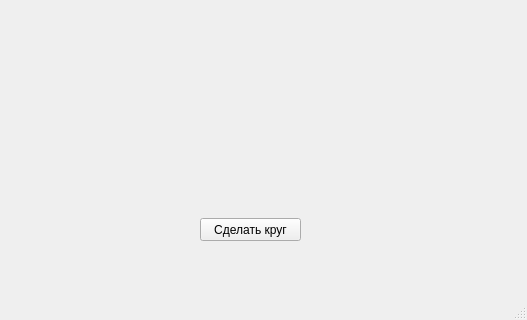
Qt form UI.ui (ArtloK-7516405/git_project1) before a commit; both pictures show x 0 to 527 and y 272 to 592 of the 527 by 592 pixel window.
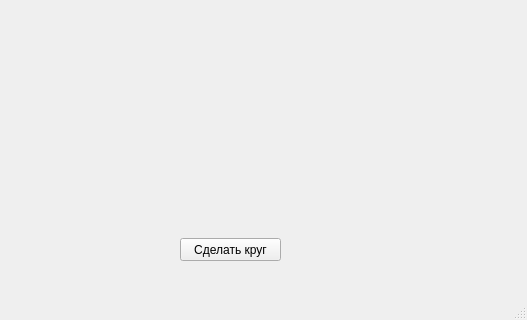
The same form after that commit.

```diff
--- a/UI.ui
+++ b/UI.ui
@@ -17,8 +17,8 @@
    <widget class="QPushButton" name="pushButton">
     <property name="geometry">
      <rect>
-      <x>200</x>
-      <y>490</y>
+      <x>180</x>
+      <y>510</y>
       <width>101</width>
       <height>23</height>
      </rect>
```
